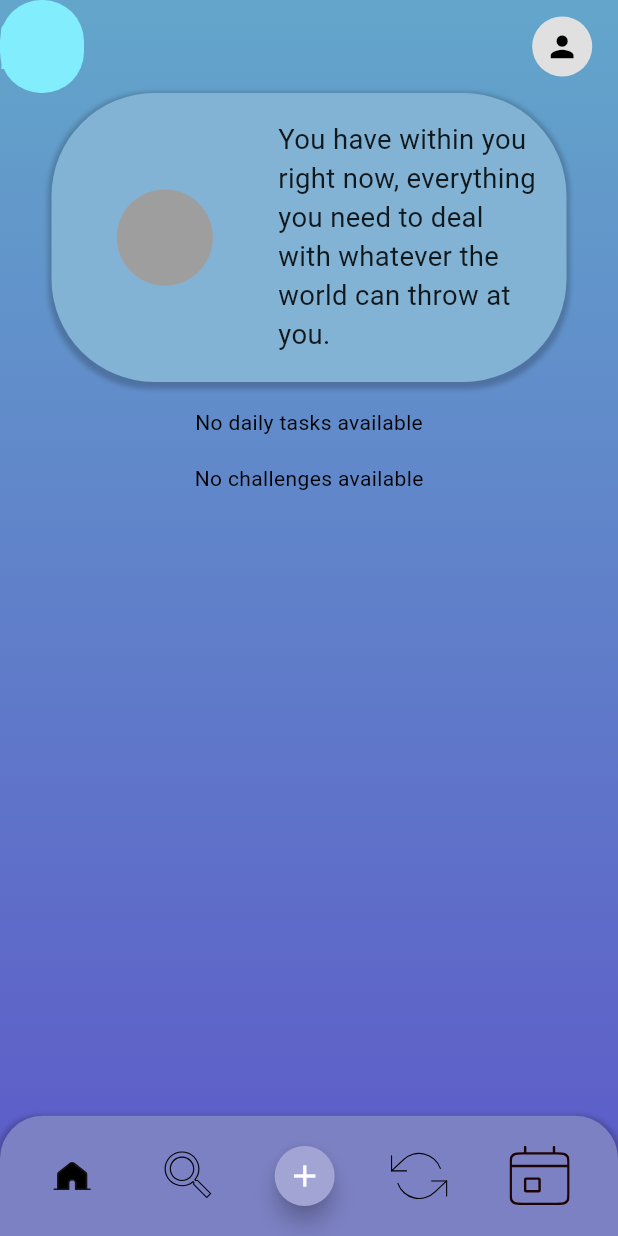
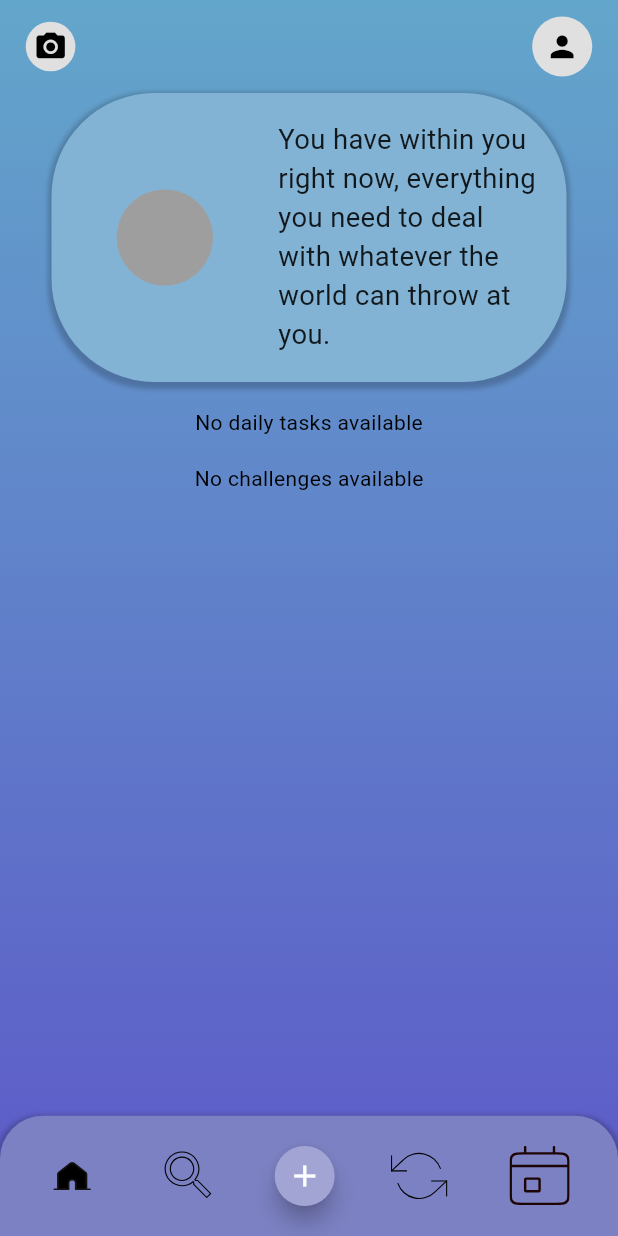
Before and after one commit to JohnnyPol/HCI_ECE_NTUA-CataList_Application, a Flutter app: the HomePage screen opened by its route, on a phone screen of 412 x 824 dp. Run offline on Flutter 3.47's test engine with Material 3 defaults, Android fonts, the phone set to English and light mode, and no system bars; drawn by our look-alikes of pie_chart; our stand-ins replace flutter_slidable, flutter_svg, image_picker, sqflite, table_calendar; accounts and stored records are empty; network calls fail.

Commit message:
photo_button home page

```diff
--- a/lib/features/dashboard/views/home_page.dart
+++ b/lib/features/dashboard/views/home_page.dart
@@ -107,11 +107,23 @@ class _HomePageState extends State<HomePage> {
   AppBar _buildAppBar(BuildContext context) {
   final profileImagePath =
       Provider.of<ProfileProvider>(context).profileImagePath;
+
   return AppBar(
     automaticallyImplyLeading: false, // Remove back button
     toolbarHeight: 62,
-      leading: ElevatedButton(
-        onPressed: () async {
+    leading: Padding(
+      padding: EdgeInsets.only(left: 10.h),
+      child: CustomIconButton(
+        height: 45.h,
+        width: 45.h,
+        padding: EdgeInsets.all(5.h),
+        decoration: IconButtonStyleHelper.none, // No outline or decoration
+        child: CircleAvatar(
+          radius: 20.h,
+          backgroundColor: Colors.grey[300],
+          child: Icon(Icons.camera_alt, size: 20.h, color: Colors.black),
+        ),
+        onTap: () async {
           final photoStorage = PhotoStorage();
           final String? photoPath = await photoStorage.captureAndSavePhoto();
 
@@ -121,10 +133,10 @@ class _HomePageState extends State<HomePage> {
             );
           }
         },
-        child: Text("Capture Photo"),
       ),
-
+    ),
     actions: <Widget>[
+      // Profile Picture Button
       Padding(
         padding: EdgeInsets.only(right: 10.h),
         child: CustomIconButton(
```
Lines whose indentation alone changed are shown as unchanged.
